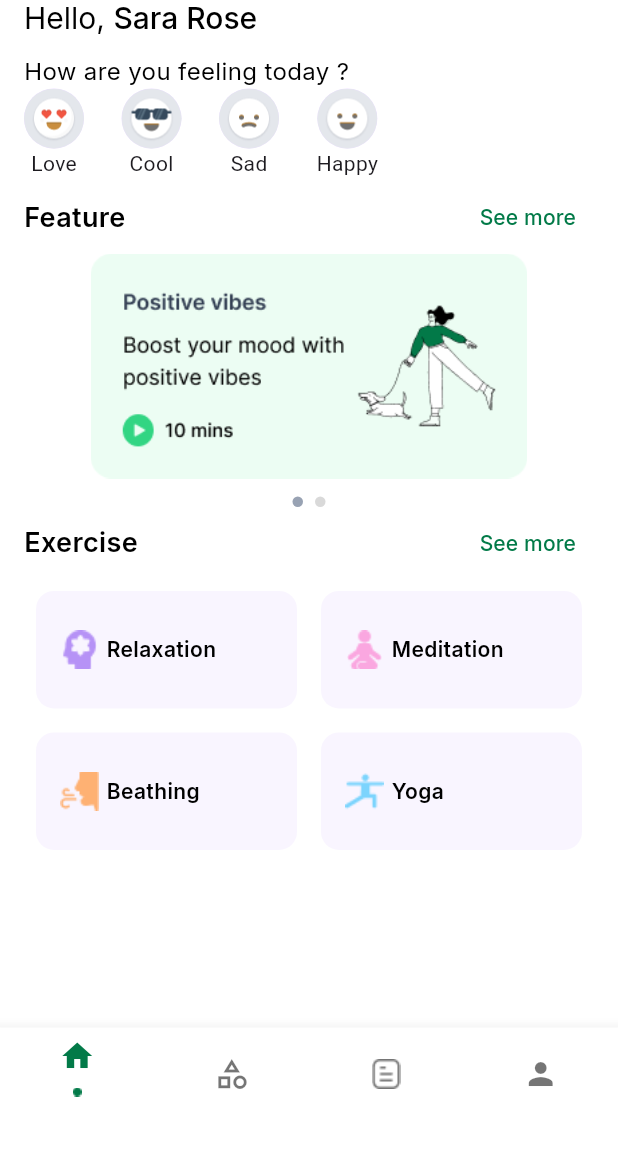
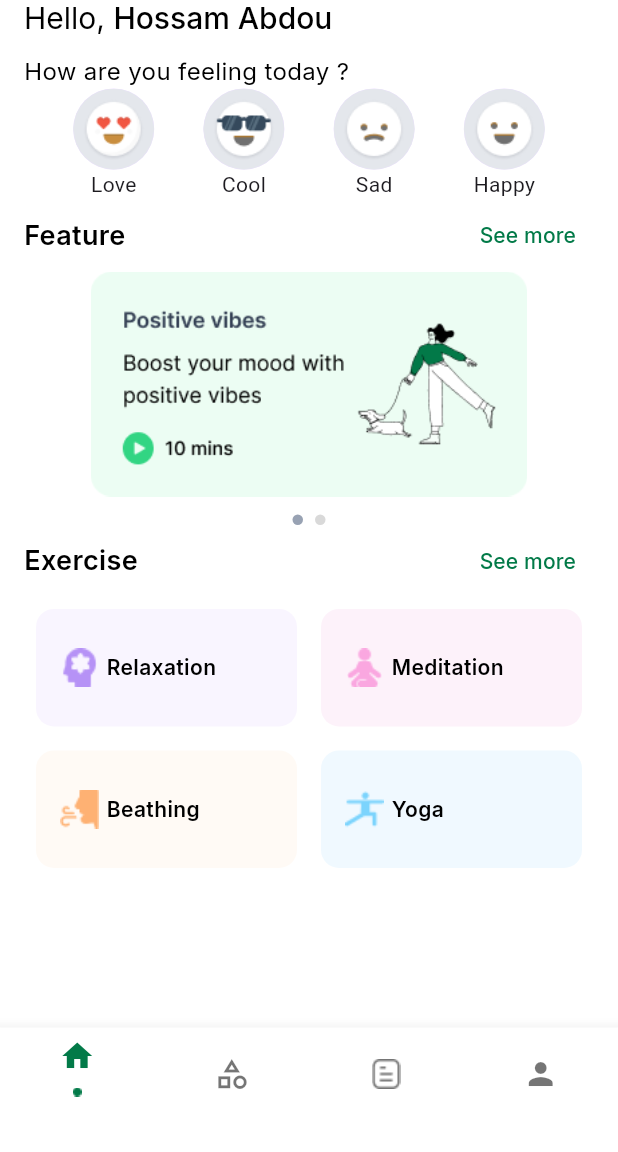
Before and after one commit to Hossam-Abdou/route_test, a Flutter app: the screen it shows after launch, on a phone screen of 412 x 824 dp, the part 84-1236 px from its top. Run offline on Flutter 3.47's test engine with Material 3 defaults, Android fonts, the phone set to English and light mode, and no system bars; drawn by our look-alikes of smooth_page_indicator; our stand-ins replace google_fonts.

Commit message:
finish exam

```diff
--- a/lib/home/first_screen/home_screen.dart
+++ b/lib/home/first_screen/home_screen.dart
@@ -1,8 +1,8 @@
 import 'package:flutter/material.dart';
-import 'package:google_fonts/google_fonts.dart';
 import 'package:route_test/utils/app_colors/app_colors.dart';
-import 'package:route_test/utils/best_seller/best_seller.dart';
 import 'package:route_test/utils/custom_section/custom_section.dart';
+import 'package:route_test/utils/custom_tab_bar.dart';
+import 'package:route_test/utils/first_screen/best_seller/best_seller.dart';
 import 'package:route_test/utils/recommend__list.dart';
 
 class HomeScreen extends StatelessWidget {
@@ -10,11 +10,13 @@ class HomeScreen extends StatelessWidget {
 
   @override
   Widget build(BuildContext context) {
-const List<String> tabs = ['Art', 'Business', 'Comedy', 'Drama'];
+    const List<String> tabs = ['Art', 'Business', 'Comedy', 'Drama'];
+
     return DefaultTabController(
       length: tabs.length,
       child: Scaffold(
-        bottomNavigationBar: BottomNavigationBar(items: const [
+        bottomNavigationBar: BottomNavigationBar(
+          items: const [
           BottomNavigationBarItem(icon: Icon(Icons.home), label: 'Home'),
           BottomNavigationBarItem(icon: Icon(Icons.search), label: 'Search'),
           BottomNavigationBarItem(
@@ -45,35 +47,7 @@ const List<String> tabs = ['Art', 'Business', 'Comedy', 'Drama'];
                   secondColor:AppColors.primaryColor ,
 
                 ),
-                TabBar(
-                  isScrollable: true,
-                  labelPadding: const EdgeInsets.only(right: 20),
-                  tabAlignment: TabAlignment.center,
-                  labelStyle: GoogleFonts.poppins(fontSize: 14),
-                  indicatorColor: Colors.transparent,
-                  dividerColor: Colors.transparent,
-                  tabs: tabs.map((tab) {
-                    return Tab(
-                      child: Container(
-                        padding: const EdgeInsets.all(7),
-                        decoration: BoxDecoration(
-                          color: AppColors.containerColor,
-                          borderRadius: BorderRadius.circular(12),
-                        ),
-                        child: Text(
-                          tab,
-                          style: GoogleFonts.poppins(
-                            color: AppColors.blueColor,
-                            fontWeight: FontWeight.w400,
-                            fontSize: 16,
-                          ),
-                        ),
-                      ),
-                    );
-                  }).toList(),
-                ),
-
-
+                const CustomTabBar(),
                 // CategoriesTabs(),
                 // SizedBox(height: 20,),
                 CustomSection(
--- a/lib/home/second_screen/second_home.dart
+++ b/lib/home/second_screen/second_home.dart
@@ -2,45 +2,19 @@ import 'package:flutter/material.dart';
 import 'package:google_fonts/google_fonts.dart';
 import 'package:route_test/home/first_screen/home_screen.dart';
 import 'package:route_test/utils/app_colors/app_colors.dart';
+import 'package:route_test/utils/custom_page_view.dart';
 import 'package:route_test/utils/custom_section/custom_section.dart';
 import 'package:route_test/utils/emojis_tabs.dart';
-import 'package:smooth_page_indicator/smooth_page_indicator.dart';
+import 'package:route_test/utils/exercise_grid_view.dart';
 
-class SecondHome extends StatefulWidget {
+class SecondHome extends StatelessWidget {
   const SecondHome({super.key});
 
-  @override
-  State<SecondHome> createState() => _SecondHomeState();
-}
-
-class _SecondHomeState extends State<SecondHome> {
-  PageController controller = PageController();
-  List<Widget> screens = [
-    Image.asset('assets/images/slider.png'),
-    Image.asset('assets/images/slider.png'),
-  ];
-  int currentIndex = 0;
-  List<String> icons = [
-    'assets/images/relax.png',
-    'assets/images/meditate.png',
-    'assets/images/beathing.png',
-    'assets/images/yoga.png',
-  ];
-  List<String> tabsTitle = ['Relaxation', 'Meditation', 'Beathing', 'Yoga'];
-
-  @override
-  void initState() {
-    // TODO: implement initState
-    super.initState();
-    controller.addListener(() {
-      setState(() {
-        currentIndex = controller.page!.round();
-      });
-    });
-  }
 
   @override
   Widget build(BuildContext context) {
+
+
     return Scaffold(
       backgroundColor: Colors.white,
       bottomNavigationBar: BottomNavigationBar(
@@ -71,7 +45,7 @@ class _SecondHomeState extends State<SecondHome> {
         title: Text(
           'Moody',
           style: GoogleFonts.poppins(
-              color: Colors.black, fontWeight: FontWeight.w400, fontSize: 24),
+              color: Colors.black, fontWeight: FontWeight.w400, fontSize: 24,),
         ),
         leading: Image.asset('assets/images/logo.png'),
         actions: [
@@ -109,13 +83,13 @@ class _SecondHomeState extends State<SecondHome> {
                       fontSize: 20),
                 ),
                 TextSpan(
-                  text: 'Sara Rose',
+                  text: 'Hossam Abdou',
                   style: GoogleFonts.inter(
                       color: Colors.black,
                       fontWeight: FontWeight.w500,
                       fontSize: 20),
                 ),
-              ])),
+              ],),),
               const SizedBox(
                 height: 12,
               ),
@@ -132,97 +106,14 @@ class _SecondHomeState extends State<SecondHome> {
                 firstColor: AppColors.blackColor,
                 secondColor: AppColors.secondPrimaryColor,
               ),
-              SizedBox(
-                height: 150,
-                child: PageView.builder(
-                  itemBuilder: (context, index) => screens[index],
-                  controller: controller,
-                  itemCount: screens.length,
-                ),
-              ),
-              // CarouselSlider(
-              //   items: screens,
-              //   options: CarouselOptions(
-              //     height: MediaQuery.sizeOf(context).height * 0.4,
-              //     autoPlay: true,
-              //     enlargeCenterPage: true,
-              //     enableInfiniteScroll: true,
-              //     onPageChanged: (index, reason) {},
-              //   ),
-              // ),
-// DotsIndicator(dotsCount: screens.length,
-//   position: currentIndex,
-//   mainAxisAlignment: MainAxisAlignment.center,
-//
-// ),
-              const SizedBox(
-                height: 12,
-              ),
-              Center(
-                child: SizedBox(
-                  child: SmoothPageIndicator(
-                      controller: controller,
-                      count: screens.length,
-                      effect: WormEffect(
-                          dotHeight: 7,
-                          dotWidth: 7,
-                          dotColor: AppColors.indicatorInActiveColor,
-                          activeDotColor: AppColors
-                              .indicatorActiveColor), // your preferred effect
-                      onDotClicked: (index) {}),
-                ),
-              ),
+              CustomPageView(),
+
               CustomSection(
                 title: 'Exercise',
                 firstColor: AppColors.blackColor,
                 secondColor: AppColors.secondPrimaryColor,
               ),
-              Padding(
-                padding: const EdgeInsets.all(8.0),
-                child: GridView.builder(
-                  physics: const NeverScrollableScrollPhysics(),
-                  gridDelegate: const SliverGridDelegateWithFixedCrossAxisCount(
-                    crossAxisCount: 2,
-                    crossAxisSpacing: 16,
-                    mainAxisSpacing: 16,
-                    childAspectRatio: 40 / 18,
-                  ),
-                  shrinkWrap: true,
-                  itemBuilder: (context, index) {
-                    return Container(
-                      padding: const EdgeInsets.all(16),
-                      decoration: BoxDecoration(
-                          borderRadius: BorderRadius.circular(12),
-                          color: const Color(0xfff9f5ff)),
-                      child: Row(
-                        children: [
-                          SizedBox(
-                            height: 26,
-                            width: 26,
-                            child: FittedBox(
-                                child: Image.asset(
-                              icons[index],
-                            )),
-                          ),
-                          const SizedBox(
-                            width: 5,
-                          ),
-                          Expanded(
-                            child: Text(
-                              tabsTitle[index],
-                              style: GoogleFonts.inter(
-                                  color: Colors.black,
-                                  fontWeight: FontWeight.w600,
-                                  fontSize: 14),
-                            ),
-                          ),
-                        ],
-                      ),
-                    );
-                  },
-                  itemCount: icons.length,
-                ),
-              ),
+              ExerciseGridView()
 
               //second way for Exercises
 
--- /dev/null
+++ b/lib/utils/custom_page_view.dart
@@ -0,0 +1,59 @@
+import 'package:flutter/material.dart';
+import 'package:route_test/utils/app_colors/app_colors.dart';
+import 'package:smooth_page_indicator/smooth_page_indicator.dart';
+
+class CustomPageView extends StatelessWidget {
+
+  @override
+  Widget build(BuildContext context) {
+    PageController controller = PageController();
+    List<Widget> screens = [
+      Image.asset('assets/images/slider.png'),
+      Image.asset('assets/images/slider.png'),
+    ];
+    return Column(
+      children: [
+        // CarouselSlider(
+        //   items: screens,
+        //   options: CarouselOptions(
+        //     height: MediaQuery.sizeOf(context).height * 0.4,
+        //     autoPlay: true,
+        //     enlargeCenterPage: true,
+        //     enableInfiniteScroll: true,
+        //     onPageChanged: (index, reason) {},
+        //   ),
+        // ),
+// DotsIndicator(dotsCount: screens.length,
+//   position: currentIndex,
+//   mainAxisAlignment: MainAxisAlignment.center,
+//
+// ),
+        SizedBox(
+          height: 150,
+          child: PageView.builder(
+            itemBuilder: (context, index) => screens[index],
+            controller: controller,
+            itemCount: screens.length,
+          ),
+        ),
+        const SizedBox(
+          height: 12,
+        ),
+        Center(
+          child: SizedBox(
+            child: SmoothPageIndicator(
+                controller: controller,
+                count: screens.length,
+                effect: WormEffect(
+                    dotHeight: 7,
+                    dotWidth: 7,
+                    dotColor: AppColors.indicatorInActiveColor,
+                    activeDotColor: AppColors
+                        .indicatorActiveColor), // your preferred effect
+                onDotClicked: (index) {}),
+          ),
+        ),
+      ],
+    );
+  }
+}
--- /dev/null
+++ b/lib/utils/custom_tab_bar.dart
@@ -0,0 +1,41 @@
+import 'package:flutter/material.dart';
+import 'package:google_fonts/google_fonts.dart';
+import 'package:route_test/utils/app_colors/app_colors.dart';
+
+class CustomTabBar extends StatelessWidget {
+  const CustomTabBar({super.key});
+
+
+  @override
+  Widget build(BuildContext context) {
+    const List<String> tabs = ['Art', 'Business', 'Comedy', 'Drama'];
+
+    return TabBar(
+      isScrollable: true,
+      labelPadding: const EdgeInsets.only(right: 20),
+      tabAlignment: TabAlignment.center,
+      labelStyle: GoogleFonts.poppins(fontSize: 14),
+      indicatorColor: Colors.transparent,
+      dividerColor: Colors.transparent,
+      tabs: tabs.map((tab) {
+        return Tab(
+          child: Container(
+            padding: const EdgeInsets.all(7),
+            decoration: BoxDecoration(
+              color: AppColors.containerColor,
+              borderRadius: BorderRadius.circular(12),
+            ),
+            child: Text(
+              tab,
+              style: GoogleFonts.poppins(
+                color: AppColors.blueColor,
+                fontWeight: FontWeight.w400,
+                fontSize: 16,
+              ),
+            ),
+          ),
+        );
+      }).toList(),
+    );
+  }
+}
--- a/lib/utils/emojis_tabs.dart
+++ b/lib/utils/emojis_tabs.dart
@@ -13,26 +13,28 @@ class EmojisTabs extends StatelessWidget {
     ];
     List<String> tabsTitle = ['Love', 'Cool', 'Sad', 'Happy'];
 
-    return SizedBox(
-      height: 62,
-      child: ListView.separated(
-          scrollDirection: Axis.horizontal,
-          itemBuilder: (context, index) => Center(
-            child: Column(
-              children: [
-                CircleAvatar(
-                        backgroundImage: AssetImage(
-                      screens[index],
+    return Row(
+      mainAxisAlignment: MainAxisAlignment.spaceEvenly,
+      children: [
+        for(int i = 0; i < screens.length; i++)
+
+            InkWell(
+              onTap: () {
+                debugPrint('hello');
+              },
+              child: Column(
+                        children: [
+                   CircleAvatar(radius: 27,
+                    backgroundImage: AssetImage(
+                      screens[i],
                     ),),
-                Text(tabsTitle[index],),
 
-              ],
+              Text(tabsTitle[i],),
+
+                        ],
+                      ),
             ),
-          ),
-          separatorBuilder: (context, index) =>const  SizedBox(
-                width: 25,
-              ),
-          itemCount: screens.length),
+      ],
     );
   }
 }
--- /dev/null
+++ b/lib/utils/exercise_grid_view.dart
@@ -0,0 +1,69 @@
+import 'package:flutter/material.dart';
+import 'package:google_fonts/google_fonts.dart';
+
+class ExerciseGridView extends StatelessWidget {
+  List<String> icons = [
+    'assets/images/relax.png',
+    'assets/images/meditate.png',
+    'assets/images/beathing.png',
+    'assets/images/yoga.png',
+  ];
+  List<String> tabsTitle = ['Relaxation', 'Meditation', 'Beathing', 'Yoga'];
+  List<Color> tabsColor = [
+    const Color(0xffF9F5FF),
+    const Color(0xffFDF2FA),
+    const Color(0xffFFFAF5),
+    const Color(0xffF0F9FF),
+  ];
+
+  ExerciseGridView({super.key});
+  @override
+  Widget build(BuildContext context) {
+    return Padding(
+      padding: const EdgeInsets.all(8.0),
+      child: GridView.builder(
+        physics: const NeverScrollableScrollPhysics(),
+        gridDelegate: const SliverGridDelegateWithFixedCrossAxisCount(
+          crossAxisCount: 2,
+          crossAxisSpacing: 16,
+          mainAxisSpacing: 16,
+          childAspectRatio: 40 / 18,
+        ),
+        shrinkWrap: true,
+        itemBuilder: (context, index) {
+          return Container(
+            padding: const EdgeInsets.all(16),
+            decoration: BoxDecoration(
+              borderRadius: BorderRadius.circular(12),
+              color:  tabsColor[index],),
+            child: Row(
+              children: [
+                SizedBox(
+                  height: 26,
+                  width: 26,
+                  child: FittedBox(
+                      child: Image.asset(
+                        icons[index],
+                      )),
+                ),
+                const SizedBox(
+                  width: 5,
+                ),
+                Expanded(
+                  child: Text(
+                    tabsTitle[index],
+                    style: GoogleFonts.inter(
+                        color: Colors.black,
+                        fontWeight: FontWeight.w600,
+                        fontSize: 14),
+                  ),
+                ),
+              ],
+            ),
+          );
+        },
+        itemCount: icons.length,
+      ),
+    );
+  }
+}
```
Also changed, not shown: lib/utils/first_screen/best_seller/best_seller.dart (renamed from lib/utils/best_seller/best_seller.dart).
